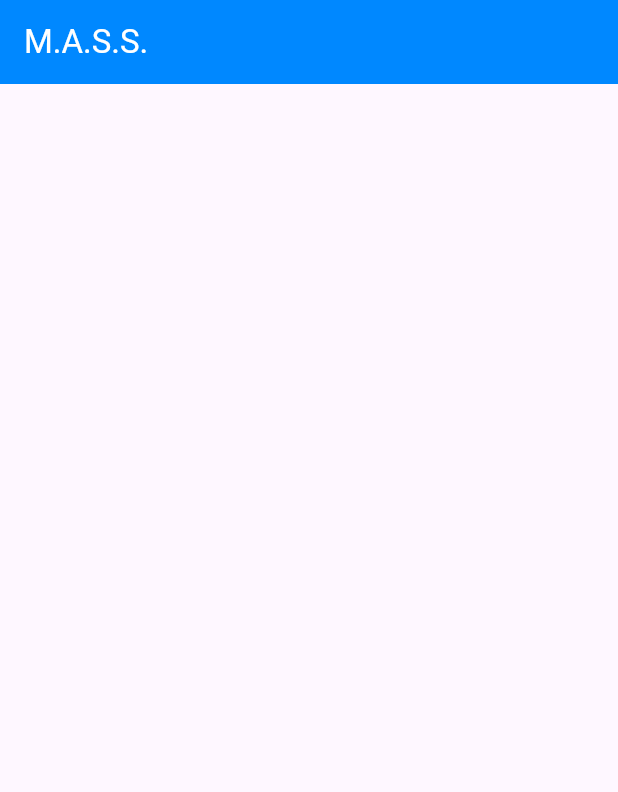
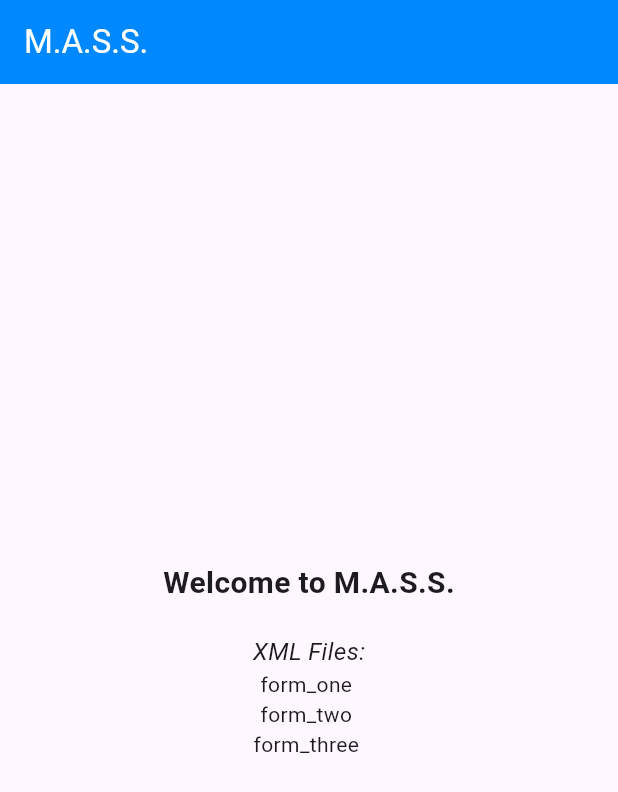
Before and after one commit to fsmehyl/mass, a Flutter app: the screen it shows after launch, on a phone screen of 412 x 824 dp. Shown: the top 792 px of the screen. Run offline on Flutter 3.47's test engine with Material 3 defaults, Android fonts, the phone set to English and light mode, and no system bars.

Commit message:
trying to show in UI names of the forms

```diff
--- a/lib/main.dart
+++ b/lib/main.dart
@@ -1,36 +1,19 @@
 import 'package:flutter/material.dart';
+import 'package:flutter/services.dart' show rootBundle;
+import 'package:xml/xml.dart';
 
 void main() {
   runApp(const MyApp());
-
 }
-
 
 class MyApp extends StatelessWidget {
   const MyApp({super.key});
 
-
-  // This widget is the root of your application.
   @override
   Widget build(BuildContext context) {
     return MaterialApp(
       title: 'M.A.S.S.',
       theme: ThemeData(
-        // This is the theme of your application.
-        //
-        // TRY THIS: Try running your application with "flutter run". You'll see
-        // the application has a purple toolbar. Then, without quitting the app,
-        // try changing the seedColor in the colorScheme below to Colors.green
-        // and then invoke "hot reload" (save your changes or press the "hot
-        // reload" button in a Flutter-supported IDE, or press "r" if you used
-        // the command line to start the app).
-        //
-        // Notice that the counter didn't reset back to zero; the application
-        // state is not lost during the reload. To reset the state, use hot
-        // restart instead.
-        //
-        // This works for code too, not just values: Most code changes can be
-        // tested with just a hot reload.
         useMaterial3: true,
       ),
       home: const MyHomePage(title: 'M.A.S.S.'),
@@ -42,15 +25,6 @@ class MyApp extends StatelessWidget {
 class MyHomePage extends StatefulWidget {
   const MyHomePage({super.key, required this.title});
 
-  // This widget is the home page of your application. It is stateful, meaning
-  // that it has a State object (defined below) that contains fields that affect
-  // how it looks.
-
-  // This class is the configuration for the state. It holds the values (in this
-  // case the title) provided by the parent (in this case the App widget) and
-  // used by the build method of the State. Fields in a Widget subclass are
-  // always marked "final".
-
   final String title;
 
   @override
@@ -58,24 +32,70 @@ class MyHomePage extends StatefulWidget {
 }
 
 class _MyHomePageState extends State<MyHomePage> {
+  List<String> _fileNames = [];
+
+  @override
+  void initState() {
+    super.initState();
+    _loadFileNames();
+  }
+
+  void _loadFileNames() {
+    // List of files manually specified (since we cannot list files directly in assets)
+    List<String> filePaths = [
+      'assets/xml_forms/form_one.xml',
+      'assets/xml_forms/form_two.xml',
+      'assets/xml_forms/form_three.xml',
+    ];
+
+    // Extract the file names from the paths and remove the .xml extension
+    setState(() {
+      _fileNames = filePaths.map((path) {
+        String fileName = path.split('/').last;
+        return fileName.replaceAll('.xml', ' ');
+      }).toList();
+    });
+  }
 
   @override
   Widget build(BuildContext context) {
-    // This method is rerun every time setState is called, for instance as done
-    // by the _incrementCounter method above.
-    //
-    // The Flutter framework has been optimized to make rerunning build methods
-    // fast, so that you can just rebuild anything that needs updating rather
-    // than having to individually change instances of widgets.
     return Scaffold(
       appBar: AppBar(
-
         backgroundColor: Color.fromARGB(255, 0, 136, 255),
-        // Here we take the value from the MyHomePage object that was created by
-        // the App.build method, and use it to set our appbar title.
-        title: Text(widget.title, style: TextStyle(color: Colors.white),
+        title: Text(
+          widget.title,
+          style: TextStyle(color: Colors.white),
+        ),
       ),
-     )
+      body: Center(
+        child: Column(
+          mainAxisAlignment: MainAxisAlignment.center,
+          children: <Widget>[
+            Text(
+              'Welcome to M.A.S.S.',
+              style: TextStyle(
+                fontSize: 20,
+                fontWeight: FontWeight.bold,
+              ),
+            ),
+            SizedBox(height: 20),
+            Text(
+              'XML Files:',
+              style: TextStyle(
+                fontSize: 16,
+                fontStyle: FontStyle.italic,
+              ),
+            ),
+            for (var fileName in _fileNames)
+              Text(
+                fileName,
+                style: TextStyle(
+                  fontSize: 14,
+                ),
+              ),
+          ],
+        ),
+      ),
     );
   }
 }
```
